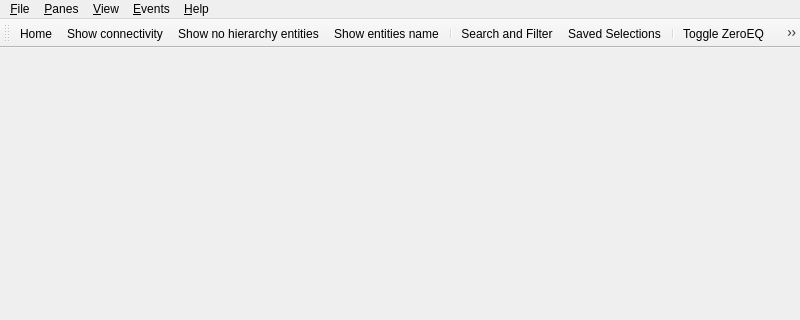
Old version of the form neuroscheme/MainWindow.ui in the repository vg-lab/NeuroScheme; both pictures show x 0 to 800 and y 0 to 320 of the 800 by 600 pixel window.
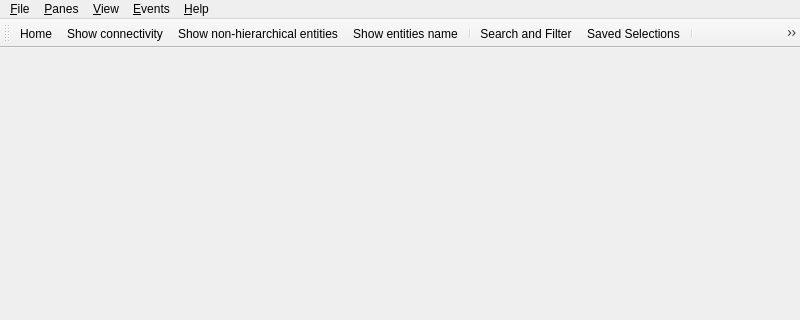
New version of the form. Icons and pictures are not drawn.

Patch:
```diff
--- a/neuroscheme/MainWindow.ui
+++ b/neuroscheme/MainWindow.ui
@@ -221,7 +221,7 @@
      <normaloff>:/icons/showNoHierarchyEntities.svg</normaloff>:/icons/showNoHierarchyEntities.svg</iconset>
    </property>
    <property name="text">
-    <string>Show &amp;no hierarchy entities</string>
+    <string>Show &amp;non-hierarchical entities</string>
    </property>
    <property name="toolTip">
     <string>Show no hierarchy entities</string>
```
Left out of the diff: 2 changed lines with no effect on the pictures.
